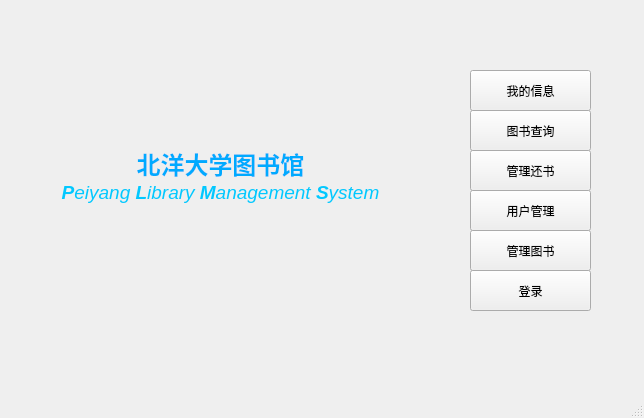
liangzhenduo/Library, file src/mainwindow.ui: the form before one commit.
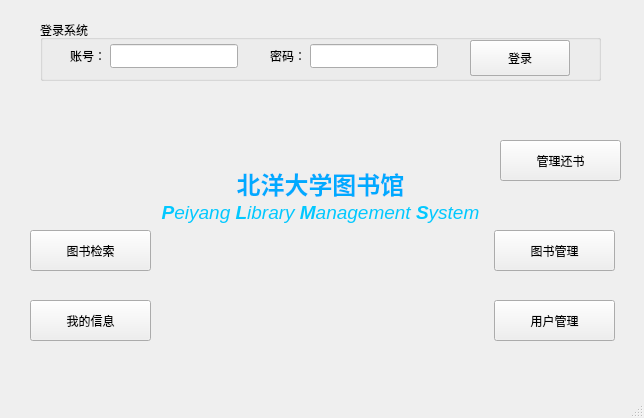
The form after the commit. Icons and pictures are not drawn.

Commit message: move login function to mainwindow

Diff of the .ui file:
```diff
--- a/src/mainwindow.ui
+++ b/src/mainwindow.ui
@@ -24,8 +24,8 @@
     </property>
     <property name="geometry">
      <rect>
-      <x>20</x>
-      <y>100</y>
+      <x>120</x>
+      <y>120</y>
       <width>401</width>
       <height>151</height>
      </rect>
@@ -39,37 +39,11 @@
 &lt;p align=&quot;center&quot; style=&quot; margin-top:0px; margin-bottom:0px; margin-left:0px; margin-right:0px; -qt-block-indent:0; text-indent:0px;&quot;&gt;&lt;span style=&quot; font-size:14pt; font-weight:600; font-style:italic; color:#02c8ff;&quot;&gt;P&lt;/span&gt;&lt;span style=&quot; font-size:14pt; font-style:italic; color:#02c8ff;&quot;&gt;eiyang &lt;/span&gt;&lt;span style=&quot; font-size:14pt; font-weight:600; font-style:italic; color:#02c8ff;&quot;&gt;L&lt;/span&gt;&lt;span style=&quot; font-size:14pt; font-style:italic; color:#02c8ff;&quot;&gt;ibrary &lt;/span&gt;&lt;span style=&quot; font-size:14pt; font-weight:600; font-style:italic; color:#02c8ff;&quot;&gt;M&lt;/span&gt;&lt;span style=&quot; font-size:14pt; font-style:italic; color:#02c8ff;&quot;&gt;anagement &lt;/span&gt;&lt;span style=&quot; font-size:14pt; font-weight:600; font-style:italic; color:#02c8ff;&quot;&gt;S&lt;/span&gt;&lt;span style=&quot; font-size:14pt; font-style:italic; color:#02c8ff;&quot;&gt;ystem&lt;/span&gt;&lt;/p&gt;&lt;/body&gt;&lt;/html&gt;</string>
     </property>
    </widget>
-   <widget class="QPushButton" name="main_log_Button">
-    <property name="geometry">
-     <rect>
-      <x>470</x>
-      <y>270</y>
-      <width>121</width>
-      <height>41</height>
-     </rect>
-    </property>
-    <property name="text">
-     <string>登录</string>
-    </property>
-   </widget>
-   <widget class="QLabel" name="main_user_status_label">
-    <property name="geometry">
-     <rect>
-      <x>60</x>
-      <y>80</y>
-      <width>381</width>
-      <height>16</height>
-     </rect>
-    </property>
-    <property name="text">
-     <string/>
-    </property>
-   </widget>
    <widget class="QPushButton" name="main_userinfo_Button">
     <property name="geometry">
      <rect>
-      <x>470</x>
-      <y>70</y>
+      <x>30</x>
+      <y>300</y>
       <width>121</width>
       <height>41</height>
      </rect>
@@ -81,21 +55,21 @@
    <widget class="QPushButton" name="main_bookSearch_Button">
     <property name="geometry">
      <rect>
-      <x>470</x>
-      <y>110</y>
+      <x>30</x>
+      <y>230</y>
       <width>121</width>
       <height>41</height>
      </rect>
     </property>
     <property name="text">
-     <string>图书查询</string>
+     <string>图书检索</string>
     </property>
    </widget>
    <widget class="QPushButton" name="main_returnBook_Button">
     <property name="geometry">
      <rect>
-      <x>470</x>
-      <y>150</y>
+      <x>500</x>
+      <y>140</y>
       <width>121</width>
       <height>41</height>
      </rect>
@@ -107,8 +81,8 @@
    <widget class="QPushButton" name="main_userManagement_Button">
     <property name="geometry">
      <rect>
-      <x>470</x>
-      <y>190</y>
+      <x>494</x>
+      <y>300</y>
       <width>121</width>
       <height>41</height>
      </rect>
@@ -120,16 +94,158 @@
    <widget class="QPushButton" name="main_manageBook_Button">
     <property name="geometry">
      <rect>
-      <x>470</x>
+      <x>494</x>
       <y>230</y>
       <width>121</width>
       <height>41</height>
      </rect>
     </property>
     <property name="text">
-     <string>管理图书</string>
+     <string>图书管理</string>
     </property>
    </widget>
+   <widget class="QGroupBox" name="login_groupBox">
+    <property name="geometry">
+     <rect>
+      <x>40</x>
+      <y>20</y>
+      <width>561</width>
+      <height>61</height>
+     </rect>
+    </property>
+    <property name="title">
+     <string>登录系统</string>
+    </property>
+    <widget class="QLineEdit" name="login_stuid_label">
+     <property name="geometry">
+      <rect>
+       <x>70</x>
+       <y>24</y>
+       <width>128</width>
+       <height>24</height>
+      </rect>
+     </property>
+    </widget>
+    <widget class="QLabel" name="label_2">
+     <property name="geometry">
+      <rect>
+       <x>30</x>
+       <y>24</y>
+       <width>36</width>
+       <height>24</height>
+      </rect>
+     </property>
+     <property name="text">
+      <string>账号：</string>
+     </property>
+    </widget>
+    <widget class="QLineEdit" name="login_password_label">
+     <property name="geometry">
+      <rect>
+       <x>270</x>
+       <y>24</y>
+       <width>128</width>
+       <height>24</height>
+      </rect>
+     </property>
+     <property name="acceptDrops">
+      <bool>true</bool>
+     </property>
+     <property name="echoMode">
+      <enum>QLineEdit::Password</enum>
+     </property>
+    </widget>
+    <widget class="QLabel" name="label_3">
+     <property name="geometry">
+      <rect>
+       <x>230</x>
+       <y>24</y>
+       <width>36</width>
+       <height>24</height>
+      </rect>
+     </property>
+     <property name="text">
+      <string>密码：</string>
+     </property>
+    </widget>
+    <widget class="QPushButton" name="login_action_button">
+     <property name="geometry">
+      <rect>
+       <x>430</x>
+       <y>20</y>
+       <width>100</width>
+       <height>36</height>
+      </rect>
+     </property>
+     <property name="text">
+      <string>登录</string>
+     </property>
+     <property name="autoExclusive">
+      <bool>false</bool>
+     </property>
+     <property name="autoDefault">
+      <bool>false</bool>
+     </property>
+     <property name="default">
+      <bool>false</bool>
+     </property>
+     <property name="flat">
+      <bool>false</bool>
+     </property>
+    </widget>
+   </widget>
+   <widget class="QLabel" name="main_user_status_label">
+    <property name="geometry">
+     <rect>
+      <x>70</x>
+      <y>44</y>
+      <width>381</width>
+      <height>24</height>
+     </rect>
+    </property>
+    <property name="text">
+     <string/>
+    </property>
+   </widget>
+   <widget class="QLabel" name="label_logo">
+    <property name="geometry">
+     <rect>
+      <x>164</x>
+      <y>71</y>
+      <width>316</width>
+      <height>316</height>
+     </rect>
+    </property>
+    <property name="styleSheet">
+     <string notr="true">background-image: url(:/images/TJU_logo.png);</string>
+    </property>
+    <property name="text">
+     <string/>
+    </property>
+   </widget>
+   <widget class="QPushButton" name="main_log_Button">
+    <property name="geometry">
+     <rect>
+      <x>470</x>
+      <y>40</y>
+      <width>100</width>
+      <height>36</height>
+     </rect>
+    </property>
+    <property name="text">
+     <string>注销</string>
+    </property>
+   </widget>
+   <zorder>label_logo</zorder>
+   <zorder>main_user_status_label</zorder>
+   <zorder>label</zorder>
+   <zorder>main_userinfo_Button</zorder>
+   <zorder>main_bookSearch_Button</zorder>
+   <zorder>main_returnBook_Button</zorder>
+   <zorder>main_userManagement_Button</zorder>
+   <zorder>main_manageBook_Button</zorder>
+   <zorder>main_log_Button</zorder>
+   <zorder>login_groupBox</zorder>
   </widget>
   <widget class="QStatusBar" name="statusBar"/>
   <action name="action_2">
```
The commit also changes 32 other files.
